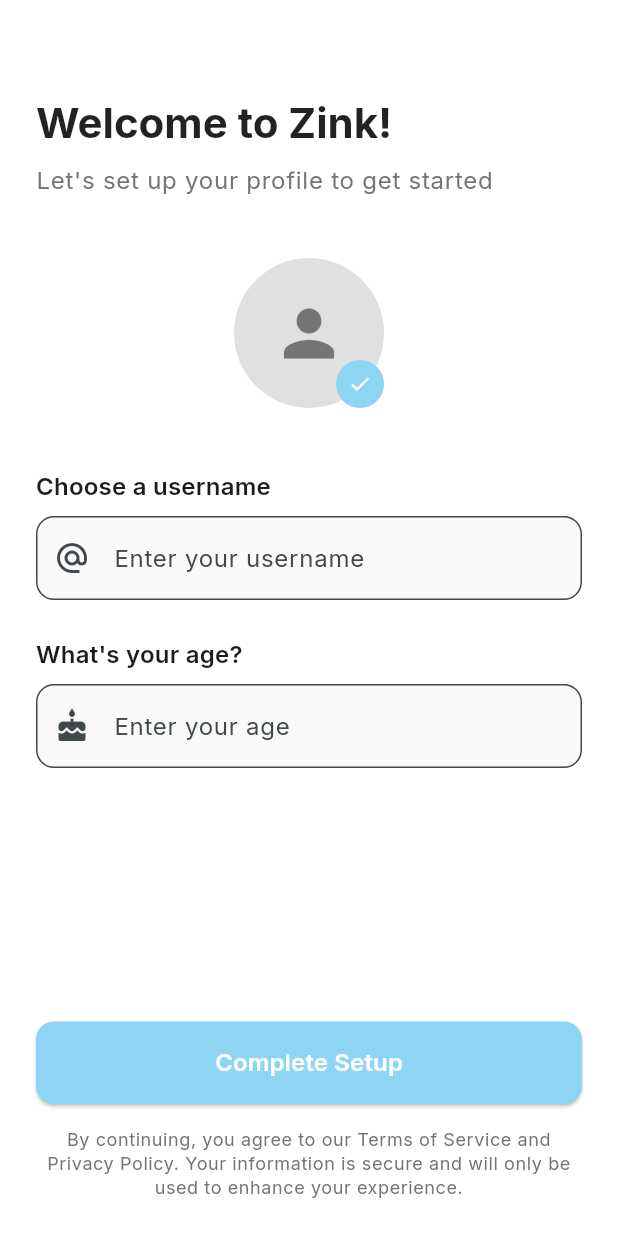
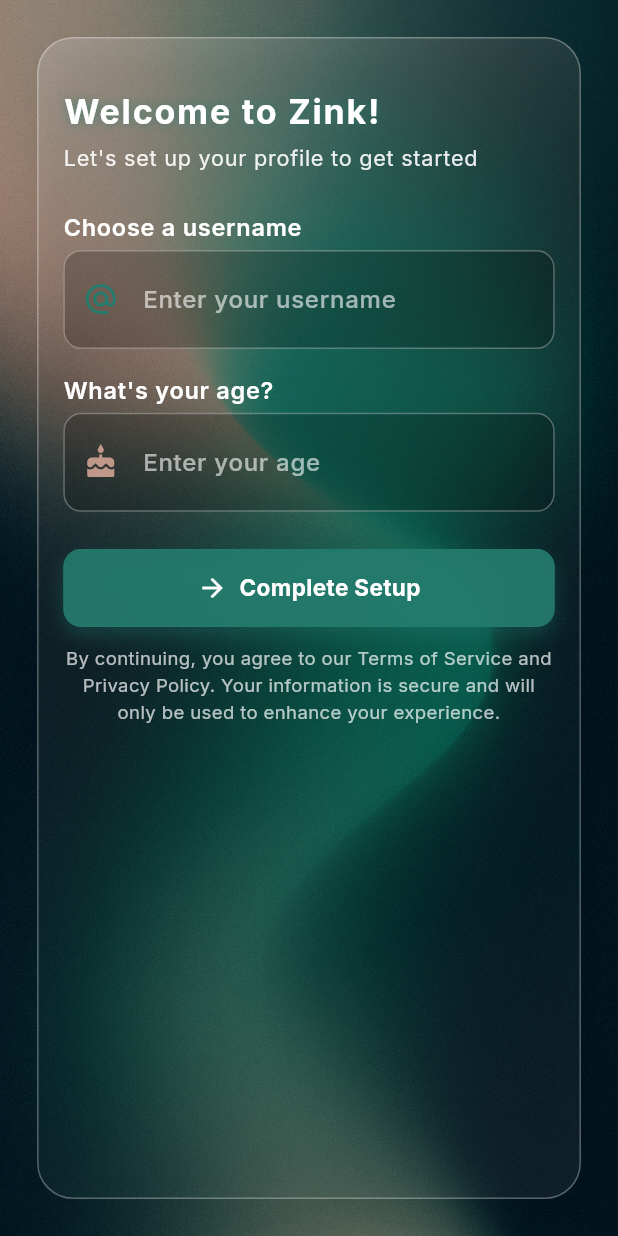
Before and after one commit to Croesus0303/Zink, a Flutter app: the screen it shows once a user with an empty profile is signed in, on a phone screen of 412 x 824 dp. Run offline on Flutter 3.47's test engine with Material 3 defaults, Android fonts, the phone set to English and light mode, and no system bars; our stand-ins replace cached_network_image, cloud_firestore, firebase_auth, firebase_core, firebase_database, firebase_messaging and 10 more; accounts and stored records are empty.

Commit message:
Refactor UserOnboardingScreen UI for improved styling and responsiveness
- Updated background to use a transparent color with a gradient and image for a more visually appealing layout.
- Enhanced text styles and paddings based on screen dimensions for better readability and user experience.
- Improved button design with a more interactive layout and consistent color usage.
- Standardized component decorations and shadows for a cohesive design across the onboarding process.

```diff
--- a/lib/features/auth/presentation/screens/user_onboarding_screen.dart
+++ b/lib/features/auth/presentation/screens/user_onboarding_screen.dart
@@ -5,6 +5,7 @@
 import '../../providers/auth_providers.dart';
 import '../../../../l10n/app_localizations.dart';
 import '../../../../core/utils/logger.dart';
+import '../../../../shared/widgets/app_colors.dart';
 
 class UserOnboardingScreen extends ConsumerStatefulWidget {
   const UserOnboardingScreen({super.key});
@@ -105,14 +106,22 @@
 
   @override
   Widget build(BuildContext context) {
-    final currentUser = ref.watch(currentUserProvider);
-
     return Scaffold(
-      backgroundColor: Colors.white,
+      backgroundColor: Colors.transparent,
+      extendBodyBehindAppBar: true,
       resizeToAvoidBottomInset: true,
-      body: SafeArea(
+      body: Container(
+        decoration: const BoxDecoration(
+          image: DecorationImage(
+            image: AssetImage('assets/images/background.png'),
+            fit: BoxFit.cover,
+          ),
+        ),
+        child: Container(
+          decoration: BoxDecoration(gradient: AppColors.auroraRadialGradient),
+          child: SafeArea(
             child: SingleChildScrollView(
-          padding: const EdgeInsets.all(24.0),
+              padding: EdgeInsets.all(MediaQuery.of(context).size.width * 0.06),
               child: Form(
                 key: _formKey,
                 child: ConstrainedBox(
@@ -120,106 +129,125 @@
                     minHeight: MediaQuery.of(context).size.height -
                         MediaQuery.of(context).padding.top -
                         MediaQuery.of(context).padding.bottom -
-                    48, // Subtract total padding (24 * 2)
+                        MediaQuery.of(context).size.width * 0.12,
                   ),
+                  child: Container(
+                    decoration: BoxDecoration(
+                      gradient: AppColors.iceGlassGradient,
+                      borderRadius: BorderRadius.circular(24),
+                      border: Border.all(
+                        color: AppColors.iceBorder.withValues(alpha: 0.3),
+                        width: 1,
+                      ),
+                      boxShadow: [
+                        BoxShadow(
+                          color: Colors.black.withValues(alpha: 0.1),
+                          blurRadius: 24,
+                          offset: const Offset(0, 8),
+                        ),
+                      ],
+                    ),
+                    padding: EdgeInsets.all(MediaQuery.of(context).size.width * 0.04),
                     child: IntrinsicHeight(
                       child: Column(
                         crossAxisAlignment: CrossAxisAlignment.start,
                         children: [
-                    const SizedBox(height: 40),
+                          SizedBox(height: MediaQuery.of(context).size.height * 0.02),
                           // Welcome header
                           Text(
                             AppLocalizations.of(context)!.welcomeToZink,
-                      style:
-                          Theme.of(context).textTheme.headlineMedium?.copyWith(
+                            style: TextStyle(
+                              fontSize: MediaQuery.of(context).size.width * 0.055,
                               fontWeight: FontWeight.bold,
-                                color: Colors.black87,
-                              ),
-                    ),
-                    const SizedBox(height: 8),
-                    Text(
-                      AppLocalizations.of(context)!.onboardingSubtitle,
-                      style: Theme.of(context).textTheme.bodyLarge?.copyWith(
-                            color: Colors.grey[600],
-                          ),
-                    ),
-                    const SizedBox(height: 40),
-
-                    // Profile picture
-                    Center(
-                      child: Stack(
-                        children: [
-                          CircleAvatar(
-                            radius: 50,
-                            backgroundImage: currentUser?.photoURL != null
-                                ? NetworkImage(currentUser!.photoURL!)
-                                : null,
-                            backgroundColor: Colors.grey[300],
-                            child: currentUser?.photoURL == null
-                                ? Icon(
-                                    Icons.person,
-                                    size: 50,
-                                    color: Colors.grey[600],
-                                  )
-                                : null,
-                          ),
-                          Positioned(
-                            bottom: 0,
-                            right: 0,
-                            child: Container(
-                              decoration: BoxDecoration(
-                                color: Theme.of(context).colorScheme.primary,
-                                shape: BoxShape.circle,
-                              ),
-                              padding: const EdgeInsets.all(8),
-                              child: const Icon(
-                                Icons.check,
                               color: Colors.white,
-                                size: 16,
-                              ),
-                            ),
+                              letterSpacing: 1.2,
+                              shadows: [
+                                Shadow(
+                                  color: AppColors.pineGreen.withValues(alpha: 0.6),
+                                  blurRadius: 8,
                                 ),
                               ],
                             ),
                           ),
-
-                    const SizedBox(height: 40),
+                          SizedBox(height: MediaQuery.of(context).size.height * 0.005),
+                          Text(
+                            AppLocalizations.of(context)!.onboardingSubtitle,
+                            style: TextStyle(
+                              fontSize: MediaQuery.of(context).size.width * 0.035,
+                              color: Colors.white.withValues(alpha: 0.9),
+                              fontWeight: FontWeight.w400,
+                              letterSpacing: 0.5,
+                            ),
+                          ),
+                          SizedBox(height: MediaQuery.of(context).size.height * 0.03),
 
                           // Username field
                           Text(
                             AppLocalizations.of(context)!.chooseUsername,
-                      style: Theme.of(context).textTheme.titleMedium?.copyWith(
+                            style: TextStyle(
+                              fontSize: MediaQuery.of(context).size.width * 0.038,
                               fontWeight: FontWeight.w600,
+                              color: Colors.white,
+                              letterSpacing: 0.5,
                             ),
                           ),
-                    const SizedBox(height: 8),
-                    TextFormField(
+                          SizedBox(height: MediaQuery.of(context).size.height * 0.005),
+                          Container(
+                            decoration: BoxDecoration(
+                              color: Colors.black.withValues(alpha: 0.2),
+                              borderRadius: BorderRadius.circular(12),
+                              border: Border.all(
+                                color: AppColors.iceBorder.withValues(alpha: 0.3),
+                                width: 1,
+                              ),
+                            ),
+                            child: TextFormField(
                               controller: _usernameController,
                               validator: _validateUsername,
                               enabled: !_isLoading,
+                              style: const TextStyle(
+                                color: Colors.white,
+                                fontWeight: FontWeight.w500,
+                              ),
                               decoration: InputDecoration(
                                 hintText: AppLocalizations.of(context)!.enterUsername,
-                        prefixIcon: const Icon(Icons.alternate_email),
-                        border: OutlineInputBorder(
-                          borderRadius: BorderRadius.circular(12),
+                                hintStyle: TextStyle(
+                                  color: Colors.white.withValues(alpha: 0.6),
                                 ),
-                        filled: true,
-                        fillColor: Colors.grey[50],
+                                prefixIcon: Icon(
+                                  Icons.alternate_email,
+                                  color: AppColors.pineGreen,
+                                ),
+                                border: InputBorder.none,
+                                contentPadding: const EdgeInsets.all(20),
                               ),
                               textInputAction: TextInputAction.next,
                             ),
+                          ),
 
-                    const SizedBox(height: 24),
+                          SizedBox(height: MediaQuery.of(context).size.height * 0.02),
 
                           // Age field
                           Text(
                             AppLocalizations.of(context)!.whatsYourAge,
-                      style: Theme.of(context).textTheme.titleMedium?.copyWith(
+                            style: TextStyle(
+                              fontSize: MediaQuery.of(context).size.width * 0.038,
                               fontWeight: FontWeight.w600,
+                              color: Colors.white,
+                              letterSpacing: 0.5,
                             ),
                           ),
-                    const SizedBox(height: 8),
-                    TextFormField(
+                          SizedBox(height: MediaQuery.of(context).size.height * 0.005),
+                          Container(
+                            decoration: BoxDecoration(
+                              color: Colors.black.withValues(alpha: 0.2),
+                              borderRadius: BorderRadius.circular(12),
+                              border: Border.all(
+                                color: AppColors.iceBorder.withValues(alpha: 0.3),
+                                width: 1,
+                              ),
+                            ),
+                            child: TextFormField(
                               controller: _ageController,
                               validator: _validateAge,
                               enabled: !_isLoading,
@@ -228,37 +256,61 @@
                                 FilteringTextInputFormatter.digitsOnly,
                                 LengthLimitingTextInputFormatter(3),
                               ],
+                              style: const TextStyle(
+                                color: Colors.white,
+                                fontWeight: FontWeight.w500,
+                              ),
                               decoration: InputDecoration(
                                 hintText: AppLocalizations.of(context)!.enterAge,
-                        prefixIcon: const Icon(Icons.cake),
-                        border: OutlineInputBorder(
-                          borderRadius: BorderRadius.circular(12),
+                                hintStyle: TextStyle(
+                                  color: Colors.white.withValues(alpha: 0.6),
                                 ),
-                        filled: true,
-                        fillColor: Colors.grey[50],
+                                prefixIcon: Icon(
+                                  Icons.cake,
+                                  color: AppColors.rosyBrown,
+                                ),
+                                border: InputBorder.none,
+                                contentPadding: const EdgeInsets.all(20),
                               ),
                               textInputAction: TextInputAction.done,
                               onFieldSubmitted: (_) => _completeOnboarding(),
                             ),
+                          ),
 
-                    const Spacer(),
+                          SizedBox(height: MediaQuery.of(context).size.height * 0.03),
 
                           // Continue button
+                          Container(
+                            width: double.infinity,
+                            height: 52,
+                            decoration: BoxDecoration(
+                              color: AppColors.pineGreen.withValues(alpha: 0.9),
+                              borderRadius: BorderRadius.circular(12),
+                              border: Border.all(
+                                color: AppColors.pineGreen.withValues(alpha: 0.4),
+                                width: 1,
+                              ),
+                              boxShadow: [
+                                BoxShadow(
+                                  color: AppColors.pineGreen.withValues(alpha: 0.35),
+                                  blurRadius: 10,
+                                  offset: const Offset(0, 6),
+                                ),
+                              ],
+                            ),
+                            child: Material(
+                              color: Colors.transparent,
+                              child: InkWell(
+                                borderRadius: BorderRadius.circular(12),
+                                onTap: _isLoading ? null : _completeOnboarding,
+                                child: Container(
+                                  padding: const EdgeInsets.symmetric(
+                                      horizontal: 24, vertical: 12),
+                                  child: Row(
+                                    mainAxisAlignment: MainAxisAlignment.center,
+                                    children: [
+                                      if (_isLoading) ...[
                                         SizedBox(
-                      width: double.infinity,
-                      child: ElevatedButton(
-                        onPressed: _isLoading ? null : _completeOnboarding,
-                        style: ElevatedButton.styleFrom(
-                          backgroundColor:
-                              Theme.of(context).colorScheme.primary,
-                          foregroundColor: Colors.white,
-                          padding: const EdgeInsets.symmetric(vertical: 16),
-                          shape: RoundedRectangleBorder(
-                            borderRadius: BorderRadius.circular(12),
-                          ),
-                        ),
-                        child: _isLoading
-                            ? const SizedBox(
                                           height: 20,
                                           width: 20,
                                           child: CircularProgressIndicator(
@@ -266,24 +318,36 @@
                                             valueColor: AlwaysStoppedAnimation<Color>(
                                                 Colors.white),
                                           ),
-                              )
-                            : Text(
+                                        ),
+                                      ] else ...[
+                                        Icon(Icons.arrow_forward,
+                                            color: Colors.white, size: 20),
+                                        const SizedBox(width: 8),
+                                        Text(
                                           AppLocalizations.of(context)!.completeSetup,
                                           style: const TextStyle(
-                                  fontSize: 16,
-                                  fontWeight: FontWeight.w600,
+                                            color: Colors.white,
+                                            fontSize: 15,
+                                            fontWeight: FontWeight.bold,
+                                          ),
+                                        ),
+                                      ],
+                                    ],
+                                  ),
                                 ),
                               ),
                             ),
                           ),
 
-                    const SizedBox(height: 16),
+                          SizedBox(height: MediaQuery.of(context).size.height * 0.015),
 
                           // Privacy note
                           Text(
                             AppLocalizations.of(context)!.privacyNote,
-                      style: Theme.of(context).textTheme.bodySmall?.copyWith(
-                            color: Colors.grey[600],
+                            style: TextStyle(
+                              fontSize: MediaQuery.of(context).size.width * 0.03,
+                              color: Colors.white.withValues(alpha: 0.7),
+                              fontWeight: FontWeight.w400,
                             ),
                             textAlign: TextAlign.center,
                           ),
@@ -294,6 +358,9 @@
                 ),
               ),
             ),
+          ),
+        ),
+      ),
     );
   }
 }
```
Lines whose indentation alone changed are shown as unchanged.
